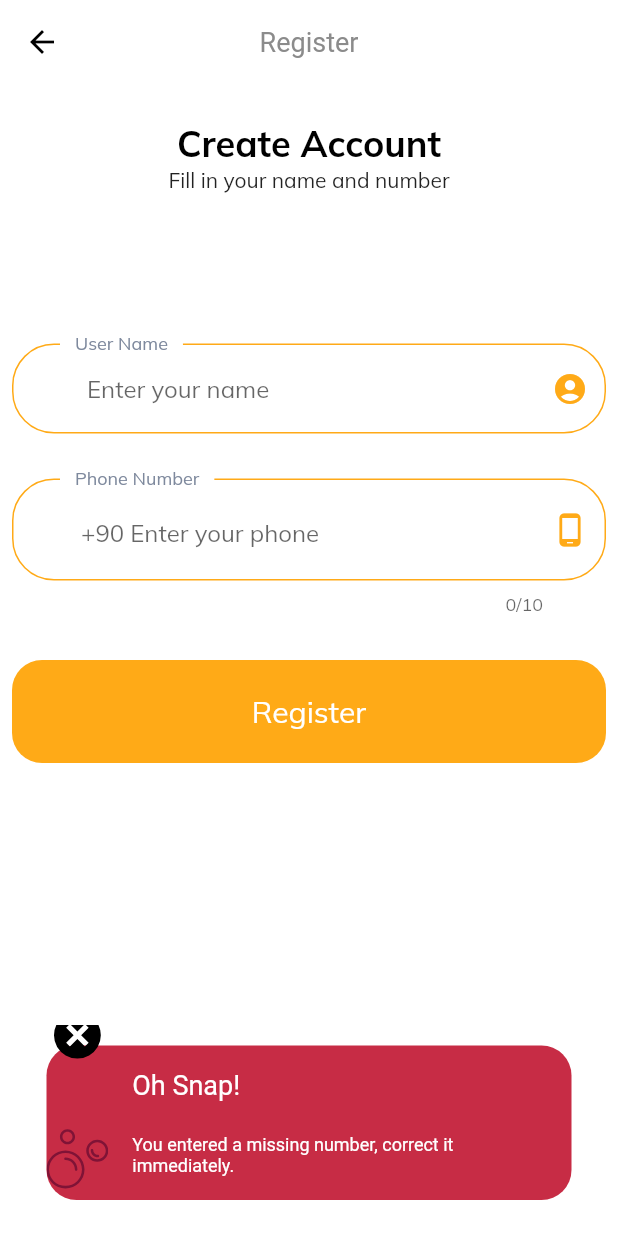
After one commit to emrecanoner/LeaveNoneAlone, a Flutter app: the Register screen opened directly, after a tap on "Register", on a phone screen of 412 x 824 dp. The commit adds this screen. Run offline on Flutter 3.47's test engine with Material 2 defaults, Android fonts, the phone set to English and light mode, and no system bars; our stand-ins replace animate_do, animated_splash_screen, awesome_snackbar_content, firebase_auth, firebase_core, firebase_database and 9 more; missing offline and left inert: dart:ffi, grock; accounts and stored records are empty.

Commit message:
register and database connection

```diff
--- /dev/null
+++ b/lib/screens/database/insert.dart
@@ -0,0 +1,143 @@
+import 'package:firebase_database/firebase_database.dart';
+import 'package:flutter/material.dart';
+import 'package:lna/screens/sign_in/components/body.dart';
+import 'package:lna/screens/splash/components/default_button.dart';
+import 'package:lna/utils/constant.dart';
+import 'package:lna/components/custom_snackbar.dart';
+
+class Register extends StatefulWidget {
+  const Register({Key? key}) : super(key: key);
+
+  @override
+  State<Register> createState() => _RegisterState();
+}
+
+class _RegisterState extends State<Register> {
+
+  final  username = TextEditingController();
+  final  phoneN= TextEditingController();
+
+  late DatabaseReference dbRef;
+
+  @override
+  void initState() {
+    super.initState();
+    dbRef = FirebaseDatabase.instance.ref().child('Users');
+  }
+
+
+  @override
+  Widget build(BuildContext context) {
+    return Scaffold(
+      appBar: AppBar(
+        title: Text('Register'),
+      ),
+      body: Center(
+        child: Padding(
+          padding: EdgeInsets.all(8.0),
+          child: Column(
+            children: [
+              SizedBox(height: gHeight / 50),
+              Text(
+                'Create Account',
+                style: TextStyle(
+                  color: Colors.black,
+                  fontSize: 24,
+                  fontWeight: FontWeight.bold,
+                ),
+                textAlign: TextAlign.center,
+              ),
+              SizedBox(height: gHeight / 1500),
+              Text(
+                "Fill in your name and number",
+                textAlign: TextAlign.center,
+              ),
+              SizedBox(height: 100),
+              TextField(
+                controller: username,
+                keyboardType: TextInputType.text,
+                showCursor: false,
+                decoration: InputDecoration(
+                  prefix: Padding(
+                    padding: EdgeInsets.all(4),
+                  ),
+                  labelText: "User Name",
+                  labelStyle: TextStyle(color: iconColor),
+                  hintText: "Enter your name",
+                  floatingLabelBehavior: FloatingLabelBehavior.always,
+                  suffixIcon: Icon(
+                    Icons.account_circle,
+                    color: buttonColor,
+                  ),
+                ),
+              ),
+              const SizedBox(
+                height: 30,
+              ),
+              TextField(
+                controller: phoneN,
+                maxLength: 10,
+                keyboardType: TextInputType.phone,
+                showCursor: false,
+                decoration: InputDecoration(
+                  prefix: Padding(
+                    padding: EdgeInsets.all(4),
+                    child: Text('+90'),
+                  ),
+                  labelText: "Phone Number",
+                  labelStyle: TextStyle(color: iconColor),
+                  hintText: "Enter your phone",
+                  floatingLabelBehavior: FloatingLabelBehavior.always,
+                  suffixIcon: Icon(
+                    Icons.phone_android,
+                    color: buttonColor,
+                  ),
+                ),
+              ),
+              const SizedBox(
+                height: 30,
+              ),
+              DefaultButton(
+                press: () {
+                  if(phoneN.text.length<10){
+                    ScaffoldMessenger.of(context).showSnackBar(
+                      SnackBar(
+                        content: CustomSnackBarContent(
+                            errorMessage:
+                                'You entered a missing number, correct it immediately.'),
+                        behavior: SnackBarBehavior.floating,
+                        backgroundColor: Colors.transparent,
+                        elevation: 0,
+                      ),
+                    );
+                  }else if(username.text.length==0){
+                    ScaffoldMessenger.of(context).showSnackBar(
+                      SnackBar(
+                        content: CustomSnackBarContent(
+                            errorMessage:
+                                'Fill in username'),
+                        behavior: SnackBarBehavior.floating,
+                        backgroundColor: Colors.transparent,
+                        elevation: 0,
+                      ),
+                    );
+                  }else{
+                    Map<String, String> users = {
+                      'user_name': username.text,
+                      'phone_number': phoneN.text,
+                    };
+
+                    dbRef.push().set(users);
+
+                    Navigator.pop(context);
+                  }
+                },
+                text: 'Register',
+              ),
+            ],
+          ),
+        ),
+      ),
+    );
+  }
+}
```
Also changed, not shown: lib/screens/database/fetch.dart (added, +104 -0 lines), lib/screens/database/update.dart (added, +114 -0 lines), lib/screens/sign_in/components/body.dart (+65 -2 lines), 1 other file.
